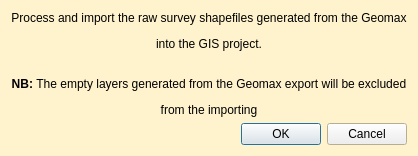
The window that PCA_Geomax_Survey_Processing/pca_geomax_import_processed_shp_dialog_base.ui (PCA-Geodata/PCA_Geomax_Survey_Processing_QGIS_Plugin) describes before a commit, drawn with Qt 5.
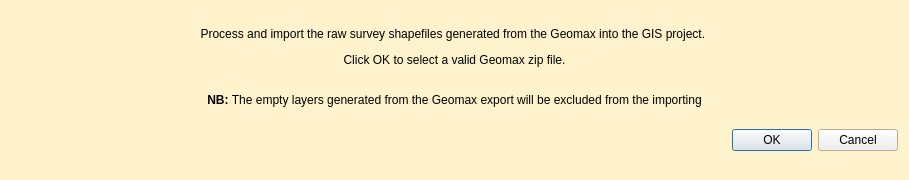
The same window after the commit. Icons and pictures are not drawn.

Commit message: add geomax proc 2.0

The edit to the form file:
```diff
--- a/PCA_Geomax_Survey_Processing/pca_geomax_import_processed_shp_dialog_base.ui
+++ b/PCA_Geomax_Survey_Processing/pca_geomax_import_processed_shp_dialog_base.ui
@@ -9,10 +9,16 @@
    <rect>
     <x>0</x>
     <y>0</y>
-    <width>393</width>
-    <height>172</height>
+    <width>909</width>
+    <height>180</height>
    </rect>
   </property>
+  <property name="minimumSize">
+   <size>
+    <width>900</width>
+    <height>180</height>
+   </size>
+  </property>
   <property name="palette">
    <palette>
     <active>
@@ -81,17 +87,55 @@
    <string>PCA Geomax Survey Processing Plugin</string>
   </property>
   <layout class="QGridLayout" name="gridLayout">
-   <property name="sizeConstraint">
-    <enum>QLayout::SetFixedSize</enum>
-   </property>
-   <item row="0" column="0" colspan="2">
+   <item row="0" column="2">
     <widget class="QLabel" name="label">
      <property name="text">
-      <string>&lt;html&gt;&lt;head/&gt;&lt;body&gt;&lt;p align=&quot;center&quot;&gt;Process and import the raw survey shapefiles generated from the Geomax&lt;/p&gt;&lt;p align=&quot;center&quot;&gt;into the GIS project.&lt;/p&gt;&lt;p align=&quot;center&quot;&gt;&lt;br/&gt;&lt;span style=&quot; font-weight:600;&quot;&gt;NB: &lt;/span&gt;The empty layers generated from the Geomax export will be excluded&lt;/p&gt;&lt;p align=&quot;center&quot;&gt;from the importing&lt;/p&gt;&lt;/body&gt;&lt;/html&gt;</string>
+      <string>&lt;html&gt;&lt;head/&gt;&lt;body&gt;&lt;p align=&quot;center&quot;&gt;Process and import the raw survey shapefiles generated from the Geomax into the GIS project. &lt;/p&gt;&lt;p align=&quot;center&quot;&gt;Click OK to select a valid Geomax zip file.&lt;/p&gt;&lt;p align=&quot;center&quot;&gt;&lt;br/&gt;&lt;span style=&quot; font-weight:600;&quot;&gt;NB: &lt;/span&gt;The empty layers generated from the Geomax export will be excluded from the importing&lt;/p&gt;&lt;/body&gt;&lt;/html&gt;</string>
      </property>
+     <property name="wordWrap">
+      <bool>true</bool>
+     </property>
     </widget>
    </item>
-   <item row="1" column="1">
+   <item row="0" column="1">
+    <widget class="QLabel" name="label_2">
+     <property name="maximumSize">
+      <size>
+       <width>75</width>
+       <height>75</height>
+      </size>
+     </property>
+     <property name="text">
+      <string/>
+     </property>
+     <property name="pixmap">
+      <pixmap>icons/PCA_logo_square_100x100.png</pixmap>
+     </property>
+     <property name="scaledContents">
+      <bool>true</bool>
+     </property>
+    </widget>
+   </item>
+   <item row="0" column="3">
+    <widget class="QLabel" name="label_3">
+     <property name="maximumSize">
+      <size>
+       <width>75</width>
+       <height>75</height>
+      </size>
+     </property>
+     <property name="text">
+      <string/>
+     </property>
+     <property name="pixmap">
+      <pixmap>icons/geomax_processing_import_icon.png</pixmap>
+     </property>
+     <property name="scaledContents">
+      <bool>true</bool>
+     </property>
+    </widget>
+   </item>
+   <item row="2" column="2" colspan="2">
     <widget class="QDialogButtonBox" name="button_box">
      <property name="orientation">
       <enum>Qt::Horizontal</enum>
```
The commit also changes 47 other files.
